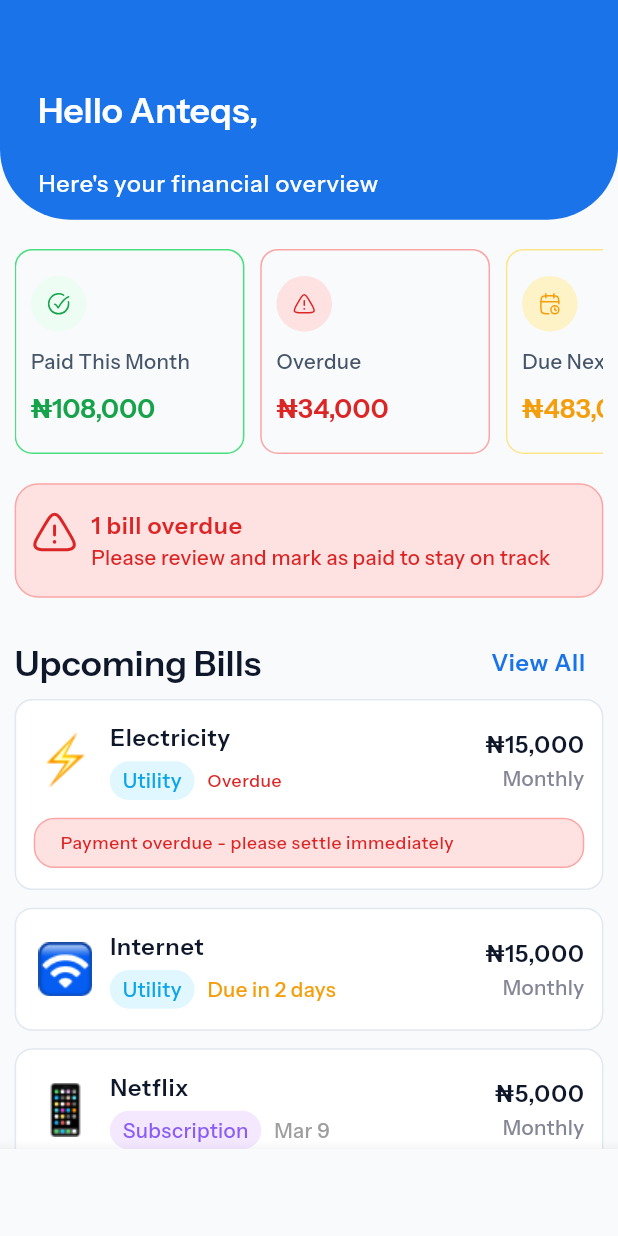
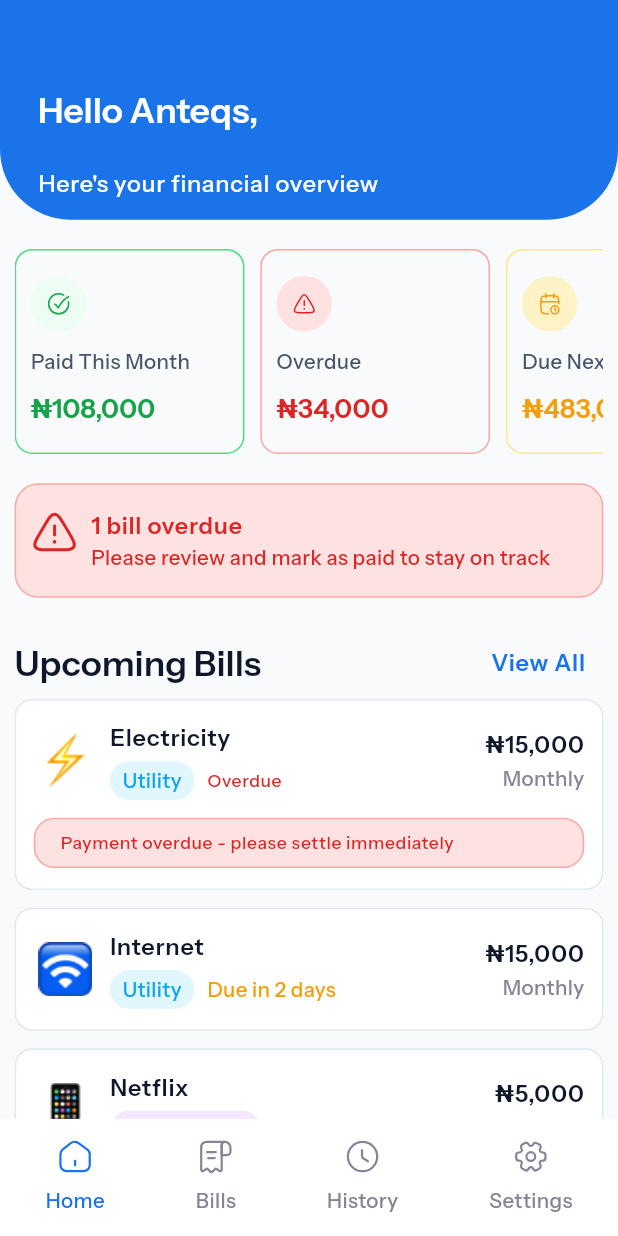
Before and after one commit to ayindequdus22/billflow, a Flutter app: the screen it shows after launch, on a phone screen of 412 x 824 dp. Run offline on Flutter 3.47's test engine with Material 3 defaults, Android fonts, the phone set to English and light mode, and no system bars; our stand-ins replace flutter_screenutil, flutter_svg, get, google_fonts, pinput.

Commit message:
feat: bottom navigation

```diff
--- a/lib/screens/home/home.dart
+++ b/lib/screens/home/home.dart
@@ -3,6 +3,8 @@ import 'package:billflow/screens/history/history.dart';
 import 'package:billflow/screens/settings/Settings.dart';
 import 'package:billflow/widgets/home/home_sliver.dart';
 import 'package:flutter/material.dart';
+import 'package:flutter_screenutil/flutter_screenutil.dart';
+import 'package:flutter_svg/svg.dart';
 
 class HomeScreen extends StatefulWidget {
   const HomeScreen({super.key});
@@ -18,16 +20,56 @@ class _HomeScreenState extends State<HomeScreen> {
   Widget build(BuildContext context) {
     return Scaffold(
       body: IndexedStack(index: _selectedIndex, children: _screens),
-      bottomNavigationBar: BottomNavigationBar(
-        currentIndex: _selectedIndex,
-        onTap: (index) => setState(() => _selectedIndex = index),
-        items: const <BottomNavigationBarItem>[
-          BottomNavigationBarItem(icon: Icon(Icons.home), label: 'Home'),
-          BottomNavigationBarItem(icon: Icon(Icons.history), label: 'History'),
-          BottomNavigationBarItem(icon: Icon(Icons.history), label: 'Bills'),
-          BottomNavigationBarItem(
-            icon: Icon(Icons.settings),
-            label: 'Settings',
+      bottomNavigationBar: Container(
+        height: 80.h,
+        alignment: Alignment.center,
+        // padding: EdgeInsets.symmetric(vertical: 15.r),
+        color: Theme.of(context).colorScheme.surfaceBright,
+        child: Row(
+          mainAxisAlignment: MainAxisAlignment.spaceAround,
+          crossAxisAlignment: CrossAxisAlignment.center,
+          children: [
+            buildBottomIcon("Home", "assets/icons/home.svg", index: 0),
+            buildBottomIcon("Bills", "assets/icons/bill.svg", index: 1),
+            buildBottomIcon("History", "assets/icons/history.svg", index: 2),
+            buildBottomIcon("Settings", "assets/icons/setting.svg", index: 3),
+          ],
+        ),
+      ),
+    );
+  }
+
+  InkWell buildBottomIcon(String title, String iconPath, {required int index}) {
+    final themeContext = Theme.of(context);
+    final isSelected = index == _selectedIndex;
+    return InkWell(
+      onTap: () {
+        setState(() {
+          _selectedIndex = index;
+        });
+      },
+      child: Column(
+        mainAxisAlignment: MainAxisAlignment.center,
+        spacing: 8.r,
+        children: [
+          SvgPicture.asset(
+            iconPath,
+            height: 24.h,
+            width: 24.h,
+            colorFilter: ColorFilter.mode(
+              isSelected
+                  ? themeContext.colorScheme.primary
+                  : themeContext.colorScheme.surfaceContainer,
+              BlendMode.srcIn,
+            ),
+          ),
+          Text(
+            title,
+            style: themeContext.textTheme.bodyMedium!.copyWith(
+              color: isSelected
+                  ? themeContext.colorScheme.primary
+                  : themeContext.colorScheme.surfaceContainer,
+            ),
           ),
         ],
       ),
```
